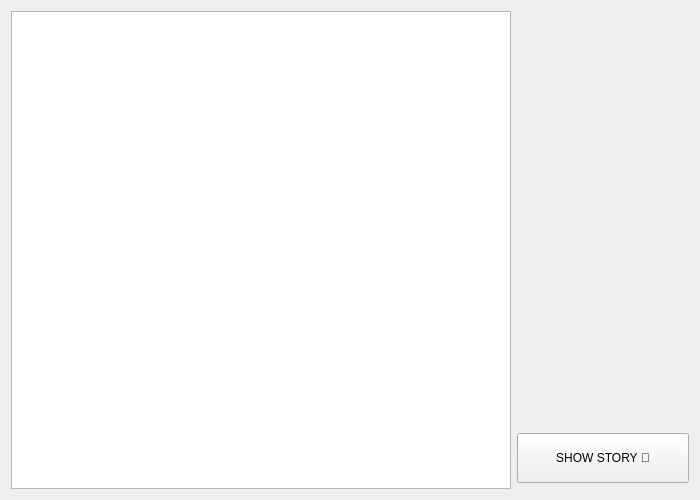
Before: the Qt Designer form Chat-Application/showstories.ui in verina101/Chat-Application, drawn with Qt 5.
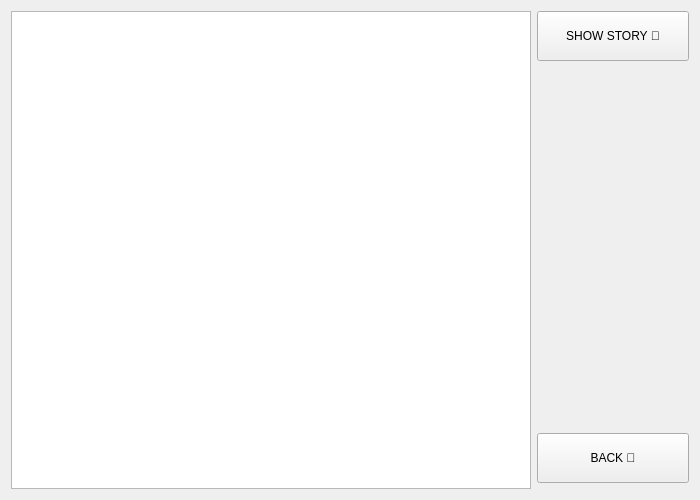
After: the same form once the commit is applied. Icons and pictures are not drawn.

Commit message: finished story flow

Patch:
```diff
--- a/Chat-Application/showstories.ui
+++ b/Chat-Application/showstories.ui
@@ -16,12 +16,18 @@
   <layout class="QHBoxLayout" name="horizontalLayout">
    <item>
     <widget class="QListWidget" name="listWidget">
+     <property name="enabled">
+      <bool>true</bool>
+     </property>
      <property name="maximumSize">
       <size>
-       <width>500</width>
+       <width>520</width>
        <height>16777215</height>
       </size>
      </property>
+     <property name="styleSheet">
+      <string notr="true">background:url(&quot;background2.png&quot;);</string>
+     </property>
     </widget>
    </item>
    <item>
@@ -32,6 +38,19 @@
      <property name="bottomMargin">
       <number>6</number>
      </property>
+     <item>
+      <widget class="QPushButton" name="pushButton_2">
+       <property name="minimumSize">
+        <size>
+         <width>0</width>
+         <height>50</height>
+        </size>
+       </property>
+       <property name="text">
+        <string>SHOW STORY 🤩</string>
+       </property>
+      </widget>
+     </item>
      <item>
       <spacer name="verticalSpacer">
        <property name="orientation">
@@ -54,7 +73,7 @@
         </size>
        </property>
        <property name="text">
-        <string>SHOW STORY 🤩</string>
+        <string>BACK 🥺</string>
        </property>
       </widget>
      </item>
```
The commit also changes 32 other files.
